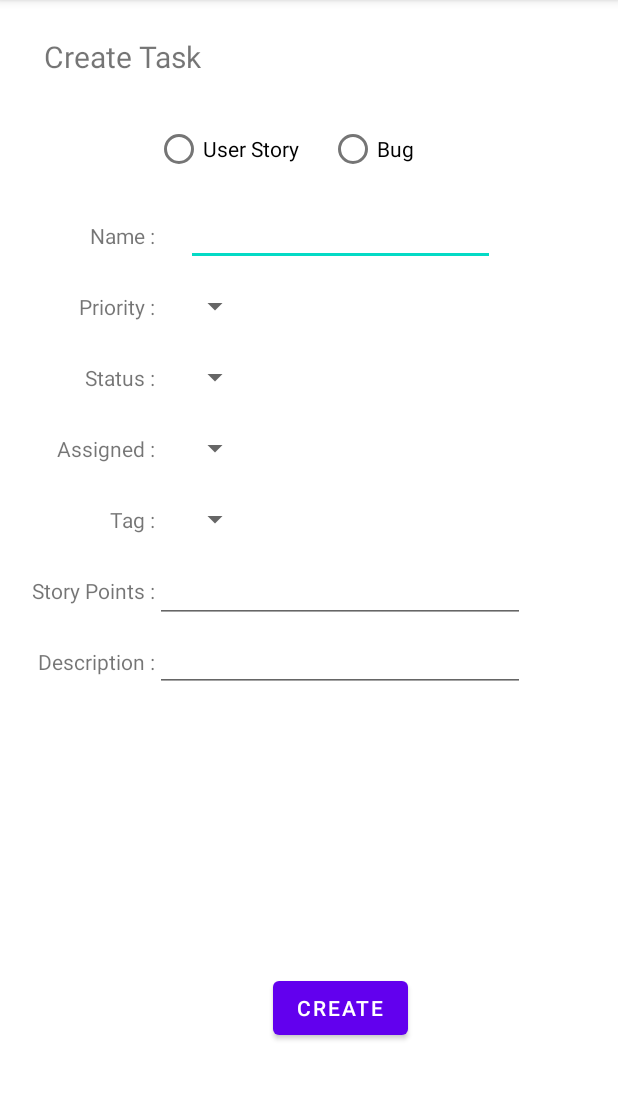
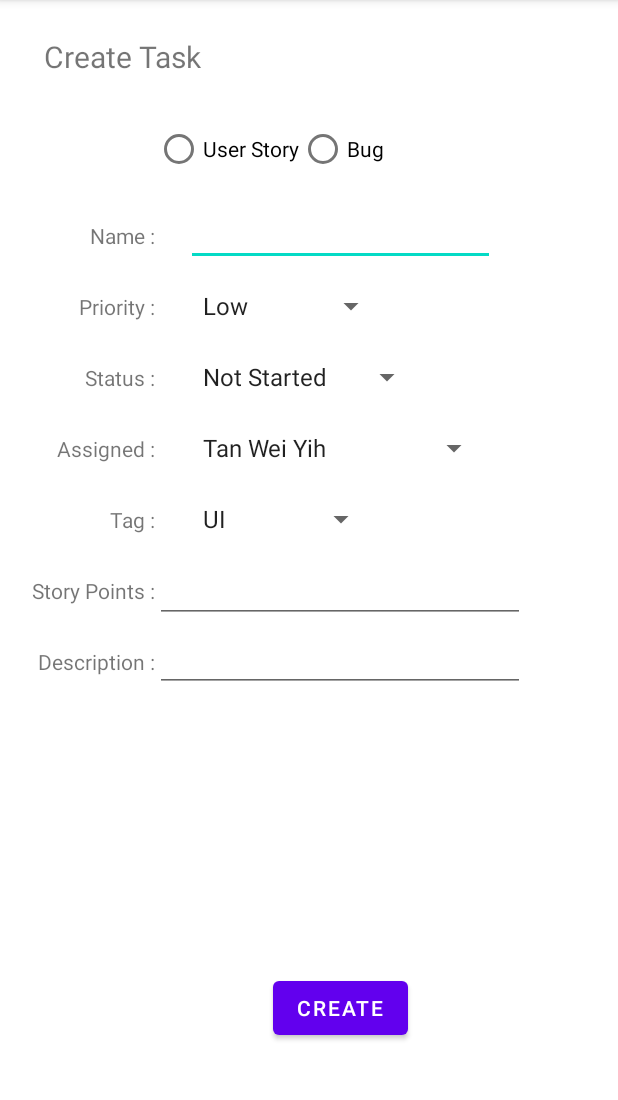
Before and after one commit to twy0622/product-backlog-app, an Android app: the screen it shows after launch (AddTask), on a phone screen of 412 x 824 dp, the part 84-1184 px from its top. Run offline under Robolectric (Android 15) with nearby library versions, the phone set to English and light mode, and no system bars.

Commit message:
Completed most of the backend coding for user input fields, preset value fields, and adding task to database

```diff
--- a/Projects/Software/app/build.gradle
+++ b/Projects/Software/app/build.gradle
@@ -35,4 +35,7 @@ dependencies {
     testImplementation 'junit:junit:4.13.2'
     androidTestImplementation 'androidx.test.ext:junit:1.1.3'
     androidTestImplementation 'androidx.test.espresso:espresso-core:3.4.0'
+
+    implementation "androidx.room:room-runtime:2.4.2"
+    annotationProcessor "androidx.room:room-compiler:2.4.2"
 }
--- a/Projects/Software/app/src/main/java/com/example/software/AddTask.java
+++ b/Projects/Software/app/src/main/java/com/example/software/AddTask.java
@@ -1,14 +1,109 @@
 package com.example.software;
 
 import androidx.appcompat.app.AppCompatActivity;
+import androidx.lifecycle.ViewModelProvider;
 
+import android.content.SharedPreferences;
 import android.os.Bundle;
+import android.view.View;
+import android.widget.ArrayAdapter;
+import android.widget.Button;
+import android.widget.EditText;
+import android.widget.RadioButton;
+import android.widget.RadioGroup;
+import android.widget.Spinner;
+import android.widget.Toast;
+
+import com.example.software.provider.Task;
+import com.example.software.provider.TaskViewModel;
 
 public class AddTask extends AppCompatActivity {
+
+    private RadioGroup radioCategoryGroup;
+
+    static TaskViewModel mTaskViewModel;
+
 
     @Override
     protected void onCreate(Bundle savedInstanceState) {
         super.onCreate(savedInstanceState);
         setContentView(R.layout.add_task);
+
+        // Dropdown list Values
+        Spinner prioritySpinner = (Spinner) findViewById(R.id.priorityBox);
+        ArrayAdapter<String> priorityAdapter = new ArrayAdapter<String>(AddTask.this,
+                android.R.layout.simple_list_item_1, getResources().getStringArray(R.array.priority));
+        priorityAdapter.setDropDownViewResource(android.R.layout.simple_spinner_dropdown_item);
+        prioritySpinner.setAdapter(priorityAdapter);
+
+        Spinner statusSpinner = (Spinner) findViewById(R.id.statusBox);
+        ArrayAdapter<String> statusAdapter = new ArrayAdapter<String>(AddTask.this,
+                android.R.layout.simple_list_item_1, getResources().getStringArray(R.array.status));
+        statusAdapter.setDropDownViewResource(android.R.layout.simple_spinner_dropdown_item);
+        statusSpinner.setAdapter(statusAdapter);
+
+        Spinner assignSpinner = (Spinner) findViewById(R.id.assignedBox);
+        ArrayAdapter<String> assignAdapter = new ArrayAdapter<String>(AddTask.this,
+                android.R.layout.simple_list_item_1, getResources().getStringArray(R.array.assigned));
+        assignAdapter.setDropDownViewResource(android.R.layout.simple_spinner_dropdown_item);
+        assignSpinner.setAdapter(assignAdapter);
+
+        Spinner tagSpinner = (Spinner) findViewById(R.id.tagBox);
+        ArrayAdapter<String> tagAdapter = new ArrayAdapter<String>(AddTask.this,
+                android.R.layout.simple_list_item_1, getResources().getStringArray(R.array.tags));
+        tagAdapter.setDropDownViewResource(android.R.layout.simple_spinner_dropdown_item);
+        tagSpinner.setAdapter(tagAdapter);
+
+        Button create = findViewById(R.id.createButton);
+        create.setOnClickListener(new View.OnClickListener() {
+            @Override
+            public void onClick(View view) {
+                radioCategoryGroup = (RadioGroup) findViewById(R.id.radioCategory);
+                int selectedId = radioCategoryGroup.getCheckedRadioButtonId();
+                RadioButton taskCategory = (RadioButton)findViewById(selectedId);
+                String category = taskCategory.getText().toString();
+
+                EditText taskName = findViewById(R.id.nameBox);
+                String name = taskName.getText().toString();
+
+                Spinner taskPriority = (Spinner)findViewById(R.id.priorityBox);
+                String priority = taskPriority.getSelectedItem().toString();
+
+                Spinner taskStatus = (Spinner)findViewById(R.id.statusBox);
+                String status = taskStatus.getSelectedItem().toString();
+
+                Spinner taskAssigned = (Spinner)findViewById(R.id.assignedBox);
+                String assigned = taskAssigned.getSelectedItem().toString();
+
+                Spinner taskTag = (Spinner)findViewById(R.id.tagBox);
+                String tag = taskTag.getSelectedItem().toString();
+
+                EditText taskSP = findViewById(R.id.storyPointsBox);
+                int sp = Integer.valueOf(taskSP.getText().toString());
+
+                EditText taskDescription = findViewById(R.id.descriptionBox);
+                String description = taskDescription.getText().toString();
+
+                Task task = new Task(category,name,description,priority,status,assigned,tag,sp);
+
+                // causing crash cause of incomplete database code
+//                mTaskViewModel.insert(task);
+
+                Toast myMessage = Toast.makeText(getApplicationContext(),
+                        "Task successfully created.",Toast.LENGTH_SHORT);
+                myMessage.show();
+
+                // reset fields after creating a task
+                radioCategoryGroup.clearCheck();
+                taskName.setText("");
+                taskPriority.setSelection(0);
+                taskStatus.setSelection(0);
+                taskAssigned.setSelection(0);
+                taskTag.setSelection(0);
+                taskSP.setText("");
+                taskDescription.setText("");
+            }
+        });
     }
+
 }
--- a/Projects/Software/app/src/main/res/layout/add_task.xml
+++ b/Projects/Software/app/src/main/res/layout/add_task.xml
@@ -34,7 +34,7 @@
         app:layout_constraintTop_toTopOf="parent" />
 
     <TextView
-        android:id="@+id/taskName"
+        android:id="@+id/Name"
         android:layout_width="wrap_content"
         android:layout_height="wrap_content"
         android:layout_marginTop="96dp"
@@ -53,18 +53,18 @@
         app:layout_constraintStart_toStartOf="@+id/guideline2" />
 
     <EditText
-        android:id="@+id/taskNameBox"
+        android:id="@+id/nameBox"
         android:layout_width="206dp"
         android:layout_height="wrap_content"
         android:ems="10"
         android:inputType="textPersonName"
         android:textSize="14sp"
-        app:layout_constraintBaseline_toBaselineOf="@+id/taskName"
+        app:layout_constraintBaseline_toBaselineOf="@+id/Name"
         app:layout_constraintEnd_toStartOf="@+id/guideline3"
         app:layout_constraintStart_toStartOf="@+id/guideline2" />
 
     <RadioGroup
-        android:id="@+id/radioGroup"
+        android:id="@+id/radioCategory"
         android:layout_width="206dp"
         android:layout_height="48dp"
         android:layout_marginTop="24dp"
@@ -79,7 +79,7 @@
             android:layout_height="48dp"
             android:scaleX="1"
             android:scaleY="1"
-            android:text="User Story      " />
+            android:text="User Story" />
 
         <RadioButton
             android:id="@+id/bugButton"
@@ -93,13 +93,13 @@
     </RadioGroup>
 
     <TextView
-        android:id="@+id/taskPriority"
+        android:id="@+id/Priority"
         android:layout_width="wrap_content"
         android:layout_height="wrap_content"
         android:layout_marginTop="28dp"
         android:text="Priority :"
         app:layout_constraintEnd_toStartOf="@+id/guideline2"
-        app:layout_constraintTop_toBottomOf="@+id/taskName" />
+        app:layout_constraintTop_toBottomOf="@+id/Name" />
 
     <Spinner
         android:id="@+id/priorityBox"
@@ -108,16 +108,16 @@
         android:layout_marginStart="16dp"
         android:layout_marginTop="14dp"
         app:layout_constraintStart_toStartOf="@+id/guideline2"
-        app:layout_constraintTop_toBottomOf="@+id/taskNameBox" />
+        app:layout_constraintTop_toBottomOf="@+id/nameBox" />
 
     <TextView
-        android:id="@+id/taskStatus"
+        android:id="@+id/Status"
         android:layout_width="wrap_content"
         android:layout_height="wrap_content"
         android:layout_marginTop="28dp"
         android:text="Status :"
         app:layout_constraintEnd_toStartOf="@+id/guideline2"
-        app:layout_constraintTop_toBottomOf="@+id/taskPriority" />
+        app:layout_constraintTop_toBottomOf="@+id/Priority" />
 
     <Spinner
         android:id="@+id/statusBox"
@@ -129,13 +129,13 @@
         app:layout_constraintTop_toBottomOf="@+id/priorityBox" />
 
     <TextView
-        android:id="@+id/taskAssigned"
+        android:id="@+id/Assigned"
         android:layout_width="wrap_content"
         android:layout_height="wrap_content"
         android:layout_marginTop="28dp"
         android:text="Assigned :"
         app:layout_constraintEnd_toStartOf="@+id/guideline2"
-        app:layout_constraintTop_toBottomOf="@+id/taskStatus" />
+        app:layout_constraintTop_toBottomOf="@+id/Status" />
 
     <Spinner
         android:id="@+id/assignedBox"
@@ -147,13 +147,13 @@
         app:layout_constraintTop_toBottomOf="@+id/statusBox" />
 
     <TextView
-        android:id="@+id/taskTag"
+        android:id="@+id/Tag"
         android:layout_width="wrap_content"
         android:layout_height="wrap_content"
         android:layout_marginTop="28dp"
         android:text="Tag :"
         app:layout_constraintEnd_toStartOf="@+id/guideline2"
-        app:layout_constraintTop_toBottomOf="@+id/taskAssigned" />
+        app:layout_constraintTop_toBottomOf="@+id/Assigned" />
 
     <Spinner
         android:id="@+id/tagBox"
@@ -165,13 +165,13 @@
         app:layout_constraintTop_toBottomOf="@+id/assignedBox" />
 
     <TextView
-        android:id="@+id/taskStoryPoints"
+        android:id="@+id/StoryPoints"
         android:layout_width="wrap_content"
         android:layout_height="wrap_content"
         android:layout_marginTop="28dp"
         android:text="Story Points :"
         app:layout_constraintEnd_toStartOf="@+id/guideline2"
-        app:layout_constraintTop_toBottomOf="@+id/taskTag" />
+        app:layout_constraintTop_toBottomOf="@+id/Tag" />
 
     <EditText
         android:id="@+id/storyPointsBox"
@@ -179,29 +179,29 @@
         android:layout_height="wrap_content"
         android:ems="10"
         android:inputType="number"
-        app:layout_constraintBaseline_toBaselineOf="@+id/taskStoryPoints"
+        app:layout_constraintBaseline_toBaselineOf="@+id/StoryPoints"
         app:layout_constraintEnd_toStartOf="@+id/guideline3"
         app:layout_constraintHorizontal_bias="0.0"
         app:layout_constraintStart_toStartOf="@+id/guideline2" />
 
     <TextView
-        android:id="@+id/taskDescription"
+        android:id="@+id/Description"
         android:layout_width="wrap_content"
         android:layout_height="wrap_content"
         android:layout_marginTop="28dp"
         android:text="Description :"
         app:layout_constraintEnd_toStartOf="@+id/guideline2"
-        app:layout_constraintTop_toBottomOf="@+id/taskStoryPoints" />
+        app:layout_constraintTop_toBottomOf="@+id/StoryPoints" />
 
     <EditText
-        android:id="@+id/taskDescriptionBox"
+        android:id="@+id/descriptionBox"
         android:layout_width="0dp"
         android:layout_height="wrap_content"
         android:ems="10"
         android:gravity="start|top"
         android:inputType="textMultiLine"
         android:textSize="14sp"
-        app:layout_constraintBaseline_toBaselineOf="@+id/taskDescription"
+        app:layout_constraintBaseline_toBaselineOf="@+id/Description"
         app:layout_constraintEnd_toStartOf="@+id/guideline3"
         app:layout_constraintHorizontal_bias="0.0"
         app:layout_constraintStart_toStartOf="@+id/guideline2" />
--- a/Projects/Software/app/src/main/res/values/strings.xml
+++ b/Projects/Software/app/src/main/res/values/strings.xml
@@ -1,3 +1,35 @@
 <resources>
     <string name="app_name">Software</string>
+
+
+    <string-array name="priority">
+        <item>Low</item>
+        <item>Medium</item>
+        <item>High</item>
+        <item>Critical</item>
+    </string-array>
+
+    <string-array name="status">
+        <item>Not Started</item>
+        <item>In Progress</item>
+        <item>Developing</item>
+        <item>Testing</item>
+        <item>Completed</item>
+    </string-array>
+
+    <string-array name="assigned">
+        <item>Tan Wei Yih</item>
+        <item>Chang Yee Vern</item>
+        <item>Justin Lai Mun Kit</item>
+        <item>Lim Zheng Haur</item>
+        <item>Iliyana Samsudin</item>
+        <item>Imad Jihadi</item>
+    </string-array>
+
+    <string-array name="tags">
+        <item>UI</item>
+        <item>Core</item>
+        <item>Testing</item>
+    </string-array>
+
 </resources>
```
Also changed, not shown: Projects/Software/app/src/main/java/com/example/software/provider/Task.java (added, +61 -0 lines), Projects/Software/app/src/main/java/com/example/software/provider/TaskDao.java (added, +23 -0 lines), Projects/Software/app/src/main/java/com/example/software/provider/TaskDatabase.java (added, +34 -0 lines), Projects/Software/app/src/main/java/com/example/software/provider/TaskRepository.java (added, +35 -0 lines), Projects/Software/app/src/main/java/com/example/software/provider/TaskViewModel.java (added, +34 -0 lines).
